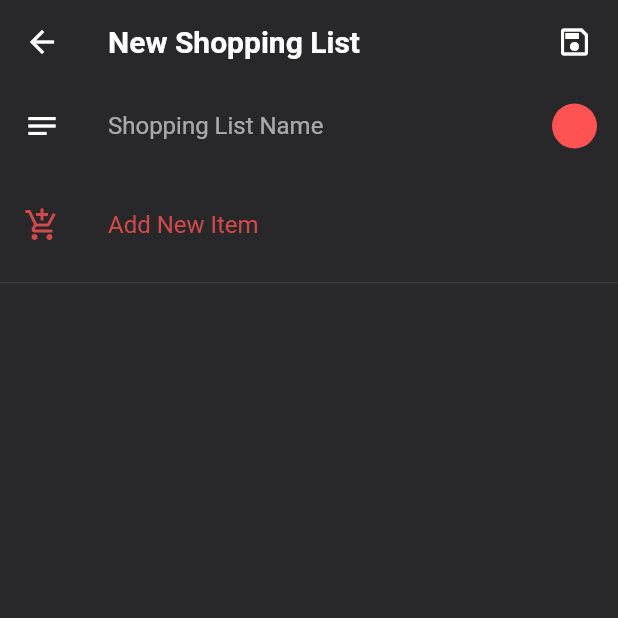
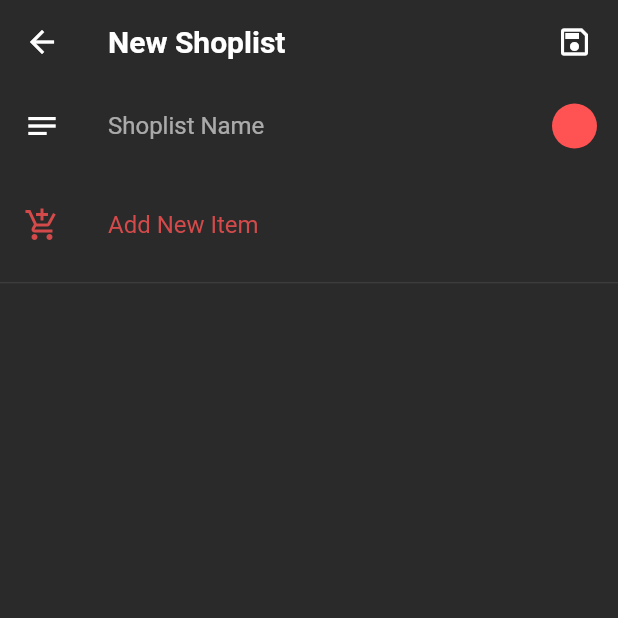
Before and after one commit to Fschmatz/shoppinglistfschmtz, a Flutter app: the NewShopList screen opened directly, on a phone screen of 412 x 824 dp, the top half of it. Run offline on Flutter 3.47's test engine with Material 2 defaults, Android fonts, the phone set to English and light mode, and no system bars; our stand-ins replace flutter_colorpicker, shared_preferences, sqflite; missing offline and left inert: flutter_animator; accounts and stored records are empty.

Commit message:
Update 1.4.2

```diff
--- a/lib/db/criador_db.dart
+++ b/lib/db/criador_db.dart
@@ -66,7 +66,7 @@ class CriadorDb {
 
 
     Batch batch = db.batch();
-    batch.insert('shoplists', {'id': 1,'nome': 'My ShopList','cor': 'Color(0xFF607D8B)'});
+    batch.insert('shoplists', {'id': 1,'nome': 'My Shoplist','cor': 'Color(0xFF607D8B)'});
 
     batch.insert('items', {'id': 1,'nome': 'Steel','estado': 0, 'idShopList':'1'});
     batch.insert('items', {'id': 2,'nome': 'Silver','estado': 0, 'idShopList':'1'});
--- a/lib/pages/edit/edit_shoplist.dart
+++ b/lib/pages/edit/edit_shoplist.dart
@@ -57,7 +57,7 @@ class _EditShopListState extends State<EditShopList> {
     Map<String, dynamic> row = {
       ShopListDao.columnId: widget.shopList.id,
       ShopListDao.columnNome: customControllerNome.text.isEmpty
-          ? "ShopList"
+          ? "Shoplist"
           : customControllerNome.text,
       ShopListDao.columnCor: corAtual.toString(),
     };
@@ -119,7 +119,7 @@ class _EditShopListState extends State<EditShopList> {
         style: TextStyle(fontSize: 17, fontWeight: FontWeight.bold),
       ),
       content: const Text(
-        "\nDelete Shopping List ?",
+        "\nDelete Shoplist ?",
         style: TextStyle(
           fontSize: 18,
         ),
@@ -201,7 +201,7 @@ class _EditShopListState extends State<EditShopList> {
           ),
         ],
         elevation: 0,
-        title: const Text('Edit Shopping List'),
+        title: const Text('Edit Shoplist'),
       ),
       body: Column(
         children: [
@@ -223,7 +223,7 @@ class _EditShopListState extends State<EditShopList> {
                   decoration: const InputDecoration(
                     border: InputBorder.none,
                     counterText: "",
-                    hintText: "Shopping List Name",
+                    hintText: "Shoplist Name",
                   ),
                   style: const TextStyle(
                     fontSize: 16,
--- a/lib/pages/home/home.dart
+++ b/lib/pages/home/home.dart
@@ -81,7 +81,7 @@ class _HomeState extends State<Home> with TickerProviderStateMixin {
     _controller.forward();
     return Scaffold(
       appBar: AppBar(
-        title: const Text('ShopList'),
+        title: const Text('Shoplist'),
         actions: [
           IconButton(
               icon: Icon(
@@ -94,7 +94,7 @@ class _HomeState extends State<Home> with TickerProviderStateMixin {
                     .withOpacity(0.8),
               ),
               splashRadius: 28,
-              tooltip: "New Shopping List",
+              tooltip: "New Shoplist",
               onPressed: () {
                 resetController();
                 Navigator.push(
--- a/lib/pages/home/shoplist_home.dart
+++ b/lib/pages/home/shoplist_home.dart
@@ -56,7 +56,7 @@ class _ShopListHomeState extends State<ShopListHome> {
     return Column(
       children: [
         ListTile(
-          contentPadding: const EdgeInsets.fromLTRB(16, 5, 16, 5),
+          contentPadding: const EdgeInsets.fromLTRB(16, 8, 16, 8),
           onTap: () {
             widget.resetController();
             Navigator.push(
--- a/lib/pages/new/new_shoplist.dart
+++ b/lib/pages/new/new_shoplist.dart
@@ -66,7 +66,7 @@ class _NewShopListState extends State<NewShopList> {
     Map<String, dynamic> row = {
       ShopListDao.columnId: widget.lastId + 1,
       ShopListDao.columnNome: customControllerNome.text.isEmpty
-          ? "ShopList"
+          ? "Shoplist"
           : customControllerNome.text,
       ShopListDao.columnCor: corAtual.toString(),
     };
@@ -152,7 +152,7 @@ class _NewShopListState extends State<NewShopList> {
           )
         ],
         elevation: 0,
-        title: const Text('New Shopping List'),
+        title: const Text('New Shoplist'),
       ),
       body: Column(
         children: [
@@ -174,7 +174,7 @@ class _NewShopListState extends State<NewShopList> {
                   decoration: const InputDecoration(
                     border: InputBorder.none,
                     counterText: "",
-                    hintText: "Shopping List Name",
+                    hintText: "Shoplist Name",
                   ),
                   style: const TextStyle(
                     fontSize: 16,
--- a/lib/util/changelog.dart
+++ b/lib/util/changelog.dart
@@ -1,7 +1,7 @@
 class Changelog{
 
   static String appVersion = "1.4.2";
-  static String appName = "ShopList Fschmatz";
+  static String appName = "Shoplist Fschmatz";
 
   static String changelogCurrent = '''
 1.4.2
--- a/pubspec.yaml
+++ b/pubspec.yaml
@@ -1,5 +1,5 @@
 name: shoppinglistfschmtz
-description: Flutter ShopList
+description: ShopList Fschmatz
 
 # The following line prevents the package from being accidentally published to
 # pub.dev using `pub publish`. This is preferred for private packages.
```
Also changed, not shown: lib/util/theme.dart (+6 -6 lines), 1 other file.
